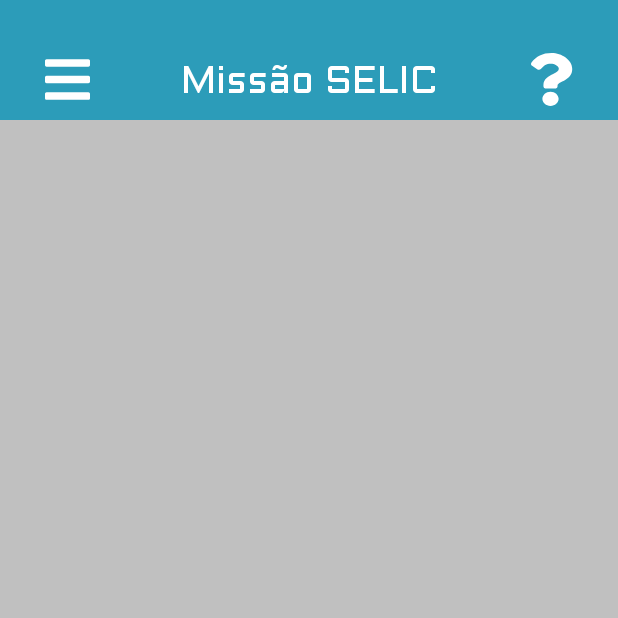
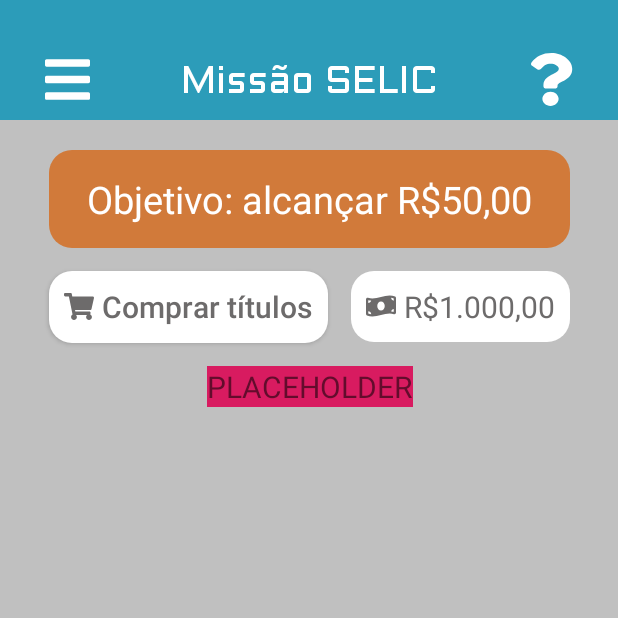
Before and after one commit to IsabelleCoelho/PlayMoney_IoasysCAMP, an Android app: the HomePage screen opened directly, with no data from a screen before it, on a phone screen of 412 x 824 dp, the top half of it. Run offline under Robolectric (Android 15) with nearby library versions, the phone set to English and light mode, and no system bars; Roboto replaces fonts that are not available here.

Commit message:
Feitos os campos de objetivo, compra de titulos e maximo de dinheiro recebido

```diff
--- /dev/null
+++ b/app/src/main/res/drawable/ic_shopping_cart.xml
@@ -0,0 +1,4 @@
+<vector android:height="17.777779dp" android:viewportHeight="512"
+    android:viewportWidth="576" android:width="20dp" xmlns:android="http://schemas.android.com/apk/res/android">
+    <path android:fillColor="#FF000000" android:pathData="M528.12,301.319l47.273,-208C578.806,78.301 567.391,64 551.99,64H159.208l-9.166,-44.81C147.758,8.021 137.93,0 126.529,0H24C10.745,0 0,10.745 0,24v16c0,13.255 10.745,24 24,24h69.883l70.248,343.435C147.325,417.1 136,435.222 136,456c0,30.928 25.072,56 56,56s56,-25.072 56,-56c0,-15.674 -6.447,-29.835 -16.824,-40h209.647C430.447,426.165 424,440.326 424,456c0,30.928 25.072,56 56,56s56,-25.072 56,-56c0,-22.172 -12.888,-41.332 -31.579,-50.405l5.517,-24.276c3.413,-15.018 -8.002,-29.319 -23.403,-29.319H218.117l-6.545,-32h293.145c11.206,0 20.92,-7.754 23.403,-18.681z"/>
+</vector>
--- a/app/src/main/res/drawable/ojective.xml
+++ b/app/src/main/res/drawable/ojective.xml
@@ -3,6 +3,6 @@
     android:shape="rectangle">
 
     <solid android:color="@color/dark_orange_app" />
-    <corners android:radius="30dp" />
+    <corners android:radius="15dp" />
 
 </shape>
--- a/app/src/main/res/drawable/white_background.xml
+++ b/app/src/main/res/drawable/white_background.xml
@@ -3,6 +3,6 @@
     android:shape="rectangle">
 
     <solid android:color="@color/white_app" />
-    <corners android:radius="30dp" />
+    <corners android:radius="15dp" />
 
 </shape>
--- a/app/src/main/res/layout/activity_home_page.xml
+++ b/app/src/main/res/layout/activity_home_page.xml
@@ -46,6 +46,7 @@
         />
 
     <TextView
+        android:id="@+id/MissonName"
         android:layout_width="wrap_content"
         android:layout_height="wrap_content"
         app:layout_constraintRight_toLeftOf="@+id/IcHelp"
@@ -59,7 +60,69 @@
         android:fontFamily="@font/aldrich"
         />
 
+    <TextView
+        android:id="@+id/Objective"
+        android:layout_width="wrap_content"
+        android:layout_height="wrap_content"
+        app:layout_constraintTop_toBottomOf = "@id/mToolbar"
+        app:layout_constraintRight_toRightOf="parent"
+        app:layout_constraintLeft_toLeftOf="parent"
+        android:layout_marginTop="20dp"
+        android:text="Objetivo: alcançar R$50,00"
+        android:textColor="@color/white_app"
+        android:background="@drawable/ojective"
+        android:textSize="25dp"
+        android:paddingVertical="15dp"
+        android:paddingHorizontal="25dp"
+        />
 
+    <Button
+        android:id="@+id/ButtonTittleBuying"
+        android:layout_width="wrap_content"
+        android:layout_height="wrap_content"
+        app:layout_constraintTop_toBottomOf="@+id/Objective"
+        app:layout_constraintLeft_toLeftOf="@+id/Objective"
+        android:text="Comprar títulos"
+        android:textSize="20dp"
+        android:drawableLeft="@drawable/ic_shopping_cart"
+        android:drawableTint="@color/game_gray_app"
+        android:drawablePadding="5dp"
+        android:textColor="@color/game_gray_app"
+        android:background="@drawable/white_background"
+        android:layout_marginTop="15dp"
+        android:padding="10dp"
+        android:textAllCaps="false"
+        />
+
+    <TextView
+        android:id="@+id/MoneyPerMonth"
+        android:layout_width="wrap_content"
+        android:layout_height="wrap_content"
+        app:layout_constraintTop_toBottomOf="@+id/Objective"
+        app:layout_constraintRight_toRightOf="@+id/Objective"
+        android:text="R$1.000,00"
+        android:textSize="20dp"
+        android:drawableLeft="@drawable/ic_money_bill_wave"
+        android:drawableTint="@color/game_gray_app"
+        android:drawablePadding="5dp"
+        android:textColor="@color/game_gray_app"
+        android:background="@drawable/white_background"
+        android:layout_marginTop="15dp"
+        android:padding="10dp"
+        android:textAllCaps="false"
+        />
+
+    <TextView
+        android:layout_width="wrap_content"
+        android:layout_height="wrap_content"
+        android:text="PLACEHOLDER"
+        android:background="@color/colorAccent"
+        app:layout_constraintTop_toBottomOf="@id/ButtonTittleBuying"
+        app:layout_constraintRight_toRightOf="@+id/Objective"
+        app:layout_constraintLeft_toLeftOf="@+id/Objective"
+        android:layout_margin="15dp"
+        android:textSize="20dp"
+        />
 
 
 
--- a/app/src/main/res/values/colors.xml
+++ b/app/src/main/res/values/colors.xml
@@ -14,4 +14,5 @@
     <color name="dark_orange_app">#D17A3A</color>
     <color name="light_orange_app">#E28C4D</color>
     <color name="tint_grey_app">#8B242424</color>
+    <color name="game_gray_app">#6D6B6B</color>
 </resources>
```
